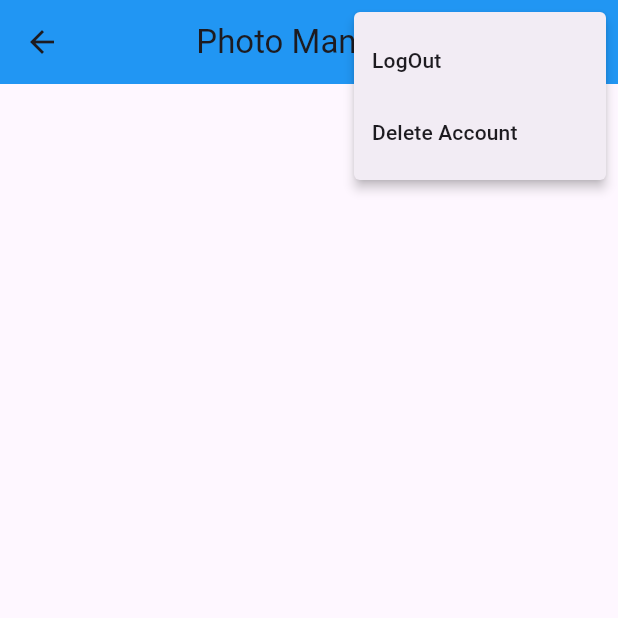
After one commit to Marach8/FlutterStateManagementPracticeProject_Bloc, a Flutter app: the PhotoGalleryView screen opened directly, after a tap on the "more vert" icon, on a phone screen of 412 x 824 dp, the top half of it. The commit adds this screen. Run offline on Flutter 3.47's test engine with Material 3 defaults, Android fonts, the phone set to English and light mode, and no system bars; our stand-ins replace bloc, firebase_auth, firebase_core, firebase_storage, flutter_bloc, flutter_hooks and 2 more; accounts and stored records are empty; network calls fail.

Commit message:
Done with the Photo manager Application

```diff
--- a/bloc_practice_course/lib/bloc_example4/views/login_view.dart
+++ b/bloc_practice_course/lib/bloc_example4/views/login_view.dart
@@ -1,6 +1,6 @@
 import 'package:bloc_practice_course/bloc_example4/bloc/app_bloc.dart';
 import 'package:bloc_practice_course/bloc_example4/bloc/app_events.dart';
-import 'package:bloc_practice_course/bloc_example4/extensions.dart';
+import 'package:bloc_practice_course/bloc_example4/extentions/extensions.dart';
 import 'package:flutter/material.dart';
 import 'package:flutter_bloc/flutter_bloc.dart';
 import 'package:flutter_hooks/flutter_hooks.dart';
@@ -32,17 +32,17 @@ class LoginView extends HookWidget {
             ),
             TextButton(
               onPressed: (){
-                emailController.clear(); passwordController.clear();
                 context.read<AppBloc4>().add(LoginUserAppEvent(
                   email: emailController.text, password: passwordController.text
                 ));
+                emailController.clear(); passwordController.clear();
               },
               child: const Text('Log In')
             ),
             TextButton(
               onPressed: (){
+                context.read<AppBloc4>().add(const GoToRegistrationViewAppEvent());
                 emailController.clear(); passwordController.clear();
-                context.read<AppBloc4>().add(const GoToRegistrationViewAppEvent());
               },
               child: const Text('Not Registered? Register here.')
             )
--- /dev/null
+++ b/bloc_practice_course/lib/bloc_example4/views/photo_gallery_view.dart
@@ -0,0 +1,42 @@
+import 'package:bloc_practice_course/bloc_example4/bloc/app_bloc.dart';
+import 'package:bloc_practice_course/bloc_example4/bloc/app_events.dart';
+import 'package:bloc_practice_course/bloc_example4/extentions/extensions.dart';
+import 'package:bloc_practice_course/bloc_example4/views/image_view.dart';
+import 'package:bloc_practice_course/bloc_example4/views/pop_up_view.dart';
+import 'package:flutter/material.dart';
+import 'package:flutter_bloc/flutter_bloc.dart';
+import 'package:flutter_hooks/flutter_hooks.dart';
+import 'package:image_picker/image_picker.dart';
+
+class PhotoGalleryView extends HookWidget {
+  const PhotoGalleryView({super.key});
+
+  @override
+  Widget build(BuildContext context) {
+    final picker = useMemoized(() => ImagePicker(), [key]);
+    final images = context.watch<AppBloc4>().state.images ?? [];
+    return Scaffold(
+      appBar: AppBar(
+        title: const Text('Photo Manager'), centerTitle: true,
+        actions: [
+          IconButton(
+            onPressed: () async{
+              await picker.pickImage(source: ImageSource.gallery).then((image){
+                // image != null ? context.read<AppBloc4>().add(UploadImageAppEvent(filePath: image.path)): {};
+                if(image == null){return;}
+                else{context.read<AppBloc4>().add(UploadImageAppEvent(filePath: image.path));}
+              });
+            },
+            icon: const Icon(Icons.upload)
+          ),
+          const MenuPopUpButton()
+        ]
+      ),
+      body: GridView.count(
+        crossAxisCount: 2, padding: const EdgeInsets.all(10),
+        mainAxisSpacing: 10, crossAxisSpacing: 10,
+        children: images.map((img) => ImageView(image: img)).toList()
+      )
+    );
+  }
+}
```
Also changed, not shown: bloc_practice_course/lib/bloc_example4/bloc/app_bloc.dart (+6 -2 lines), bloc_practice_course/lib/bloc_example4/main_view.dart (deleted, +0 -10 lines), bloc_practice_course/lib/bloc_example4/views/image_view.dart (added, +28 -0 lines), bloc_practice_course/lib/bloc_example4/views/main_view.dart (+40 -3 lines), bloc_practice_course/lib/bloc_example4/views/register_view.dart (+4 -4 lines), bloc_practice_course/lib/main.dart (+1 -19 lines), bloc_practice_course/lib/bloc_example4/extentions/extensions.dart (renamed from bloc_practice_course/lib/bloc_example4/extensions.dart), bloc_practice_course/lib/bloc_example4/functions/functions.dart (renamed from bloc_practice_course/lib/bloc_example4/functions.dart).
